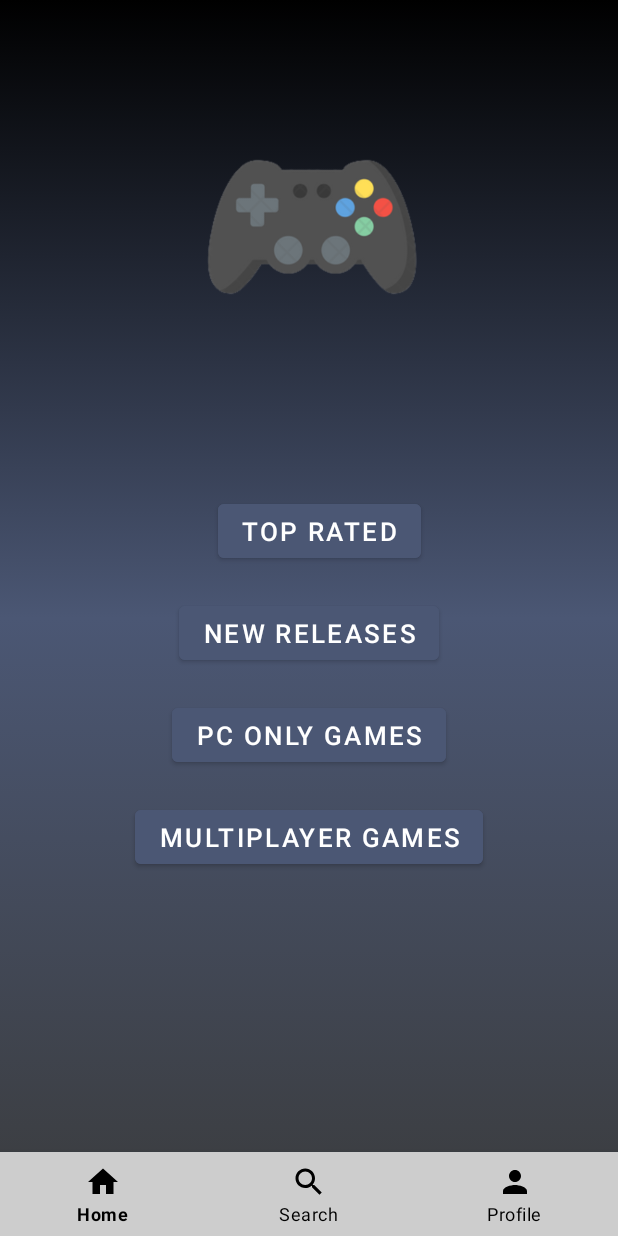
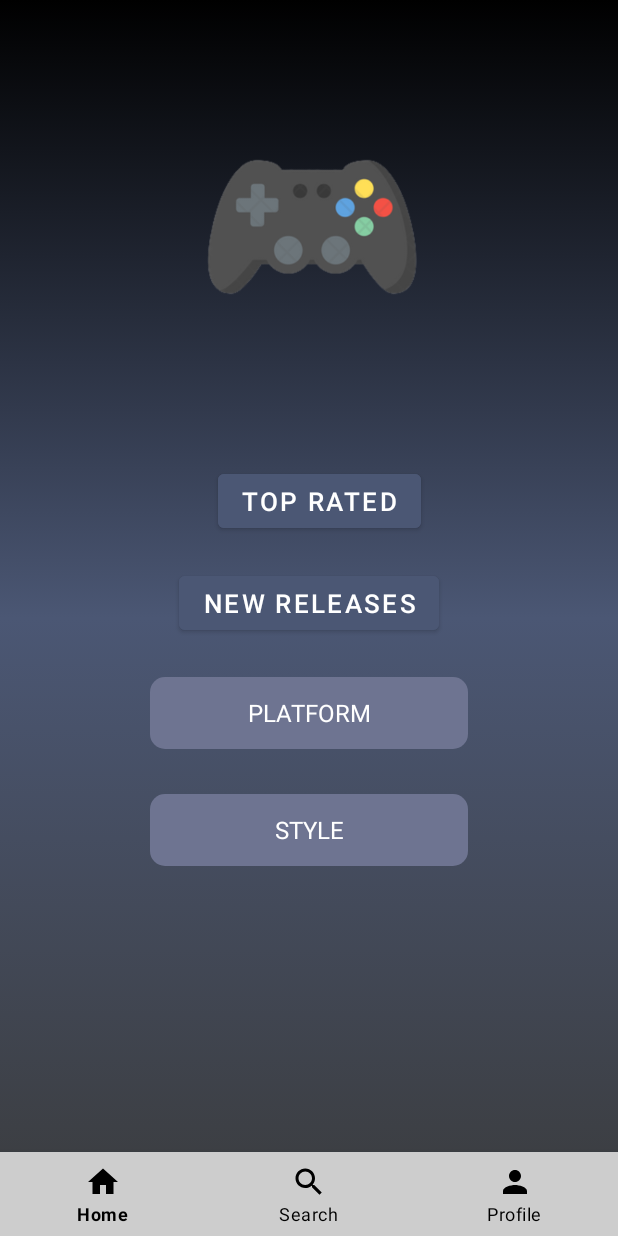
Before and after one commit to AJJ-Development/Android_FinalProject, an Android app: the MainActivity screen opened directly, with no data from a screen before it, on a phone screen of 412 x 824 dp. Run offline under Robolectric (Android 15) with nearby library versions, the phone set to English and light mode, and no system bars.

Commit message:
created dropdowns on homepage instead of static buttons

```diff
--- a/app/src/main/java/com/example/gamehub/MainActivity.java
+++ b/app/src/main/java/com/example/gamehub/MainActivity.java
@@ -4,11 +4,15 @@ import androidx.annotation.NonNull;
 import androidx.appcompat.app.AppCompatActivity;
 
 import android.content.Intent;
+import android.graphics.Color;
 import android.os.Bundle;
 import android.util.Log;
 import android.view.MenuItem;
 import android.view.View;
+import android.widget.AdapterView;
 import android.widget.Button;
+import android.widget.Spinner;
+import android.widget.TextView;
 
 import com.google.android.material.bottomnavigation.BottomNavigationView;
 
@@ -19,8 +23,8 @@ public class MainActivity extends AppCompatActivity {
     private BottomNavigationView bottomNavigationView;
     private Button btnTopRated;
     private Button btnNewReleases;
-    private Button btnPCOnly;
-    private Button btnMultiPlatGames;
+    private Spinner spnPlatform;
+    private Spinner spnStyle;
 
     @Override
     protected void onCreate(Bundle savedInstanceState) {
@@ -31,8 +35,8 @@ public class MainActivity extends AppCompatActivity {
         bottomNavigationView = findViewById(R.id.bottomNavigation);
         btnTopRated = findViewById(R.id.btnTopRated);
         btnNewReleases = findViewById(R.id.btnNewReleases);
-        btnPCOnly = findViewById(R.id.btnPCOnly);
-        btnMultiPlatGames = findViewById(R.id.btnMultiPlayGames);
+        spnPlatform = findViewById(R.id.spnPlatform);
+        spnStyle = findViewById(R.id.spnPlayers);
 
         // Button Click Listeners ----------------------------------
         //--------------- NAV BUTTON CLICKED ----------------- //
@@ -53,7 +57,6 @@ public class MainActivity extends AppCompatActivity {
             }
         });
 
-        //Button Click Listeners -------------------------
         //-------------------- TOP RATED BUTTON ----------------------//
         btnTopRated.setOnClickListener(new View.OnClickListener() {
             @Override
@@ -72,21 +75,55 @@ public class MainActivity extends AppCompatActivity {
             }
         });
 
-        //-------------------- PC Only BUTTON ----------------------//
-        btnPCOnly.setOnClickListener(new View.OnClickListener() {
+        //-------------------- PLATFORM DROPDOWN ----------------------//
+        spnPlatform.setOnItemSelectedListener(new AdapterView.OnItemSelectedListener() {
             @Override
-            public void onClick(View view) {
-                Log.i(TAG, "onClick PC Only Button");
-                goGameListActivity("pc_only");
+            public void onItemSelected(AdapterView<?> adapterView, View view, int i, long l) {
+                Log.i(TAG, "spinner: " + i);
+                ((TextView) adapterView.getChildAt(0)).setTextColor(getResources().getColor(R.color.white));
+                switch (i) {
+                    case 1:
+                        goGameListActivity("pc_only");
+                        break;
+                    case 2:
+                        goGameListActivity("xbox_only");
+                        break;
+                    case 3:
+                        goGameListActivity("playstation_only");
+                        break;
+                    case 4:
+                        goGameListActivity("ios_only");
+                        break;
+                }
+
+            }
+
+            @Override
+            public void onNothingSelected(AdapterView<?> adapterView) {
+
             }
         });
 
-        //-------------------- Multi-Platform BUTTON ----------------------//
-        btnMultiPlatGames.setOnClickListener(new View.OnClickListener() {
+        //-------------------- STYLE DROPDOWN ----------------------//
+        spnStyle.setOnItemSelectedListener(new AdapterView.OnItemSelectedListener() {
             @Override
-            public void onClick(View view) {
-                Log.i(TAG, "onClick Multiplayer Button");
-                goGameListActivity("multiplayer");
+            public void onItemSelected(AdapterView<?> adapterView, View view, int i, long l) {
+                Log.i(TAG, "spinner: " + i);
+                ((TextView) adapterView.getChildAt(0)).setTextColor(getResources().getColor(R.color.white));
+                switch (i) {
+                    case 1:
+                        goGameListActivity("multiplayer");
+                        break;
+                    case 2:
+                        goGameListActivity("singleplayer");
+                        break;
+                }
+
+            }
+
+            @Override
+            public void onNothingSelected(AdapterView<?> adapterView) {
+
             }
         });
     }
--- /dev/null
+++ b/app/src/main/res/drawable/search_dropdown.xml
@@ -0,0 +1,12 @@
+<?xml version="1.0" encoding="utf-8"?>
+<!--  res/drawable/rounded_edittext.xml -->
+<shape xmlns:android="http://schemas.android.com/apk/res/android"
+    android:shape="rectangle"
+    android:padding="10dp">
+    <solid android:color="#6E7491" />
+    <corners
+        android:bottomRightRadius="10dp"
+        android:bottomLeftRadius="10dp"
+        android:topLeftRadius="10dp"
+        android:topRightRadius="10dp" />
+</shape>
--- a/app/src/main/res/layout/activity_main.xml
+++ b/app/src/main/res/layout/activity_main.xml
@@ -9,24 +9,13 @@
     android:background="@drawable/gradient_background">
 
     <Button
-        android:id="@+id/btnPCOnly"
-        android:layout_width="wrap_content"
-        android:layout_height="wrap_content"
-        android:layout_below="@+id/btnNewReleases"
-        android:layout_centerHorizontal="true"
-        android:layout_marginTop="20dp"
-        android:backgroundTint="@color/buttonColor"
-        android:text="PC Only Games"
-        android:textSize="17dp" />
-
-    <Button
         android:id="@+id/btnTopRated"
         android:layout_width="wrap_content"
         android:layout_height="wrap_content"
         android:layout_below="@+id/ivController"
         android:layout_alignParentEnd="true"
         android:layout_centerHorizontal="true"
-        android:layout_marginTop="100dp"
+        android:layout_marginTop="80dp"
         android:layout_marginEnd="131dp"
         android:backgroundTint="@color/buttonColor"
         android:text="Top Rated"
@@ -54,17 +43,6 @@
         android:layout_marginEnd="76dp"
         app:srcCompat="@drawable/controller" />
 
-    <Button
-        android:id="@+id/btnMultiPlayGames"
-        android:layout_width="wrap_content"
-        android:layout_height="wrap_content"
-        android:layout_below="@+id/btnPCOnly"
-        android:layout_centerHorizontal="true"
-        android:layout_marginTop="20dp"
-        android:backgroundTint="@color/buttonColor"
-        android:text="Multiplayer Games"
-        android:textSize="17dp" />
-
     <com.google.android.material.bottomnavigation.BottomNavigationView
         android:id="@+id/bottomNavigation"
         android:layout_width="match_parent"
@@ -75,4 +53,32 @@
         app:itemTextColor="@drawable/statelistdrawable"
         android:background="@color/grey"
         />
+
+    <Spinner
+        android:id="@+id/spnPlatform"
+        android:layout_width="match_parent"
+        android:layout_height="wrap_content"
+        android:layout_below="@+id/btnNewReleases"
+        android:layout_alignParentStart="true"
+        android:layout_marginStart="100dp"
+        android:layout_marginTop="25dp"
+        android:layout_marginEnd="100dp"
+        android:background="@drawable/search_dropdown"
+        android:entries="@array/console_array"
+        android:minHeight="48dp"
+        android:textAlignment="center" />
+
+    <Spinner
+        android:id="@+id/spnPlayers"
+        android:layout_width="match_parent"
+        android:layout_height="wrap_content"
+        android:layout_below="@+id/spnPlatform"
+        android:layout_alignParentStart="true"
+        android:layout_marginStart="100dp"
+        android:layout_marginTop="30dp"
+        android:layout_marginEnd="100dp"
+        android:background="@drawable/search_dropdown"
+        android:entries="@array/style_array"
+        android:minHeight="48dp"
+        android:textAlignment="center" />
 </RelativeLayout>
--- a/app/src/main/res/values/strings.xml
+++ b/app/src/main/res/values/strings.xml
@@ -1,3 +1,17 @@
 <resources>
     <string name="app_name">GameHub</string>
+
+    <string-array name="console_array">
+        <item>PLATFORM</item>
+        <item>PC</item>
+        <item>Xbox</item>
+        <item>Playstation</item>
+        <item>iOS</item>
+    </string-array>
+
+    <string-array name="style_array">
+        <item>STYLE</item>
+        <item>Multiplayer</item>
+        <item>Singleplayer</item>
+    </string-array>
 </resources>
--- a/app/src/main/res/values/themes.xml
+++ b/app/src/main/res/values/themes.xml
@@ -16,6 +16,6 @@
 
     <style name="RatingBar" parent="Theme.AppCompat">
         <item name="colorControlNormal">#333844</item>
-        <item name="colorControlActivated">@color/excellent</item>
+        <item name="colorControlActivated">#D1EEC912</item>
     </style>
 </resources>
```
Also changed, not shown: app/src/main/java/com/example/gamehub/GameListActivity.java (+18 -2 lines).
